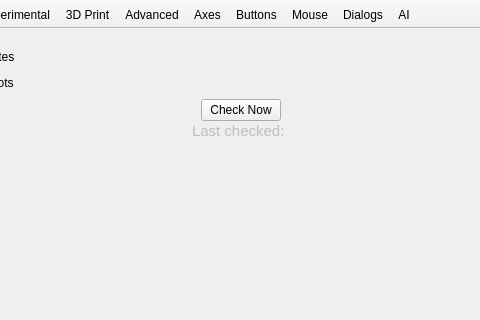
This is src/gui/Preferences.ui in roel-v/openscad as Qt 5 draws it before an edit; both pictures show x 192 to 672 and y 0 to 320 of the 865 by 860 pixel window. The edited form follows.
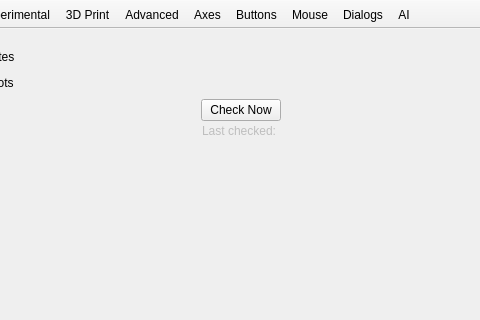
This is the edited form. The open tabs and pages were chosen to show the change. Icons and pictures are not drawn. Custom widgets are drawn as their Qt base class.

Commit message:
Qt foundation phase 2: Make UI font inheritance reliable
Use Segoe UI 10 pt for Windows UI defaults and let Customizer family and size inherit independently unless explicitly overridden. Propagate updates to whole panels, prevent font-selector feedback from persisting accidental choices, and preserve independent Console/editor content fonts and zoom.

Remove fixed-size Preferences labels and retain emphasis without fixing family or size. Preserve explicit UI font choices during default-settings cleanup.

Diff of the .ui file:
```diff
--- a/src/gui/Preferences.ui
+++ b/src/gui/Preferences.ui
@@ -1264,11 +1264,6 @@
               <property name="enabled">
                <bool>false</bool>
               </property>
-              <property name="font">
-               <font>
-                <pointsize>11</pointsize>
-               </font>
-              </property>
               <property name="text">
                <string>Last checked: </string>
               </property>
```
The commit also changes 6 other files.
